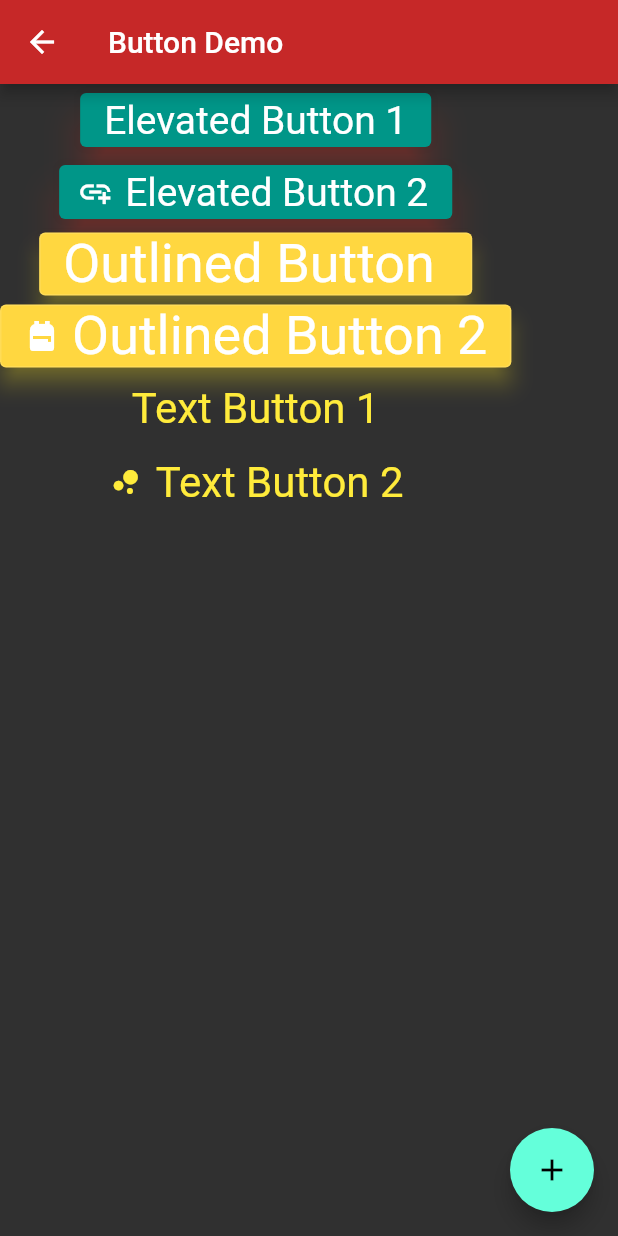
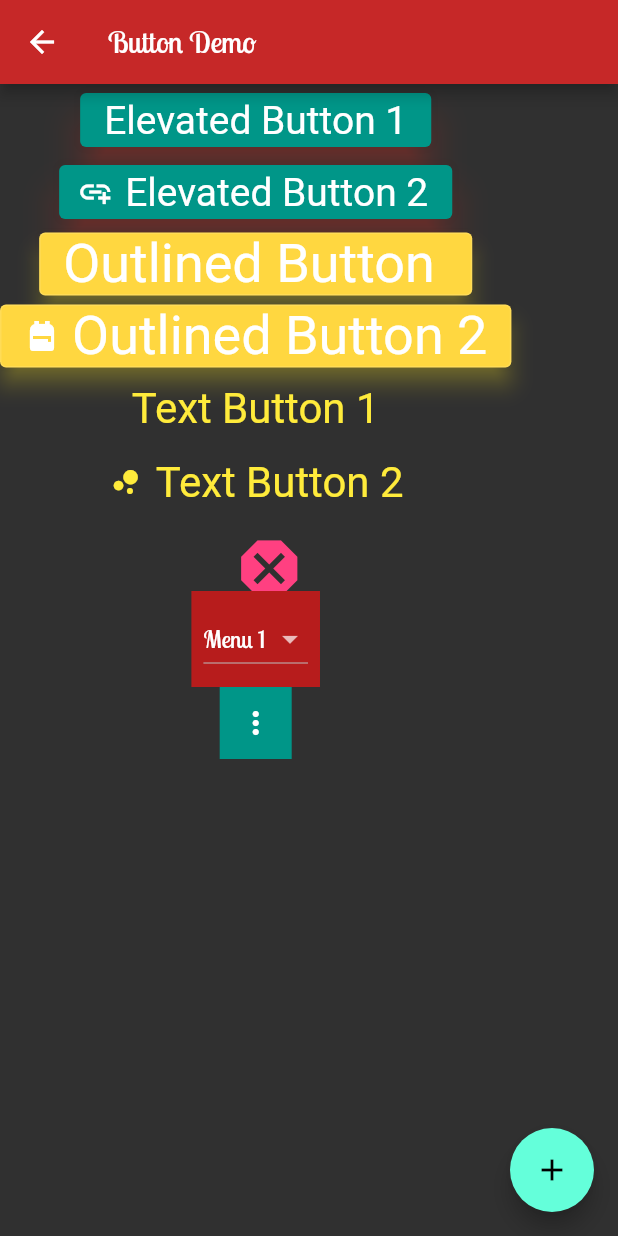
Before and after one commit to davidrgb/MAP-Lesson-1, a Flutter app: the screen it shows after launch, after a tap on "Button Demo", on a phone screen of 412 x 824 dp. Run offline on Flutter 3.47's test engine with Material 2 defaults, Android fonts, the phone set to English and light mode, and no system bars; network calls fail.

Commit message:
Part 2.20

```diff
--- a/lib/main.dart
+++ b/lib/main.dart
@@ -1,7 +1,9 @@
 import 'package:flutter/material.dart';
 import 'package:lesson1/viewscreen/buttondemo_screen.dart';
+import 'package:lesson1/viewscreen/fontdemo_screen.dart';
 import 'package:lesson1/viewscreen/image_screen.dart';
 import 'package:lesson1/viewscreen/materialdesign_screen.dart';
+import 'package:lesson1/viewscreen/rowcol_screen.dart';
 import 'package:lesson1/viewscreen/start_screen.dart';
 
 void main() {
@@ -15,6 +17,7 @@ class Lesson1App extends StatelessWidget {
       debugShowCheckedModeBanner: false,
       theme: ThemeData(
           brightness: Brightness.dark,
+          fontFamily: 'LobsterTwo',
           primaryColor: Colors.red[800],
           textTheme: TextTheme(
             headline1: TextStyle(
@@ -52,11 +55,13 @@ class Lesson1App extends StatelessWidget {
       initialRoute: StartScreen.routeName,
       routes: {
         StartScreen.routeName: (BuildContext context) => StartScreen(),
-        MaterialDesignScreen.routeName: (BuildContext context) =>
+        MaterialDesignScreen.routeName: (context) =>
             MaterialDesignScreen(),
-        ImageScreen.routeName: (BuildContext context) => ImageScreen(),
-        ButtonDemoScreen.routeName: (BuildContext context) =>
+        ImageScreen.routeName: (context) => ImageScreen(),
+        ButtonDemoScreen.routeName: (context) =>
             ButtonDemoScreen(),
+        FontDemoScreen.routeName: (context) => FontDemoScreen(),
+        RowColDemoScreen.routeName: (context) => RowColDemoScreen(),
       },
     );
   }
--- a/lib/viewscreen/buttondemo_screen.dart
+++ b/lib/viewscreen/buttondemo_screen.dart
@@ -1,4 +1,13 @@
 import 'package:flutter/material.dart';
+
+enum _Language {
+  Dart,
+  Java,
+  JavaScript,
+  Cpp,
+  Python,
+  Csharp,
+}
 
 class ButtonDemoScreen extends StatelessWidget {
   static const routeName = '/buttonDemoScreen';
@@ -43,7 +52,53 @@ class ButtonDemoScreen extends StatelessWidget {
             onPressed: () => print('======== Text Button 2'),
             icon: Icon(Icons.bubble_chart),
             label: Text('Text Button 2'),
-          )
+          ),
+          IconButton(
+            onPressed: () => print('======== Icon Button'),
+            icon: Icon(
+              Icons.dangerous,
+              size: 50.0,
+              color: Colors.pinkAccent,
+            ),
+          ),
+          Container(
+            color: Colors.red[900],
+            padding: EdgeInsets.all(8.0),
+            child: DropdownButton<int>(
+              value: 1,
+              onChanged: (int? value) {
+                print('======== drop down menu: $value');
+              },
+              items: [
+                DropdownMenuItem(
+                  value: 0,
+                  child: Text('Menu 0'),
+                ),
+                DropdownMenuItem(
+                  value: 1,
+                  child: Text('Menu 1'),
+                ),
+                DropdownMenuItem(
+                  value: 2,
+                  child: Text('Menu 2'),
+                ),
+              ],
+            ),
+          ),
+          Container(
+            color: Colors.teal,
+            child: PopupMenuButton<_Language>(
+              initialValue: _Language.JavaScript,
+              onSelected: (_Language value) {print('======== selected is $value');},
+              itemBuilder: (context) => [
+                for (var lang in _Language.values)
+                  PopupMenuItem(
+                    value: lang,
+                    child: Text('${lang.toString().split('.')[1]}'),
+                  ),
+              ],
+            ),
+          ),
         ]),
       ),
     );
--- a/lib/viewscreen/start_screen.dart
+++ b/lib/viewscreen/start_screen.dart
@@ -1,7 +1,9 @@
 import 'package:flutter/material.dart';
 import 'package:lesson1/viewscreen/buttondemo_screen.dart';
+import 'package:lesson1/viewscreen/fontdemo_screen.dart';
 import 'package:lesson1/viewscreen/image_screen.dart';
 import 'package:lesson1/viewscreen/materialdesign_screen.dart';
+import 'package:lesson1/viewscreen/rowcol_screen.dart';
 
 class StartScreen extends StatelessWidget {
   static const routeName = '/startScreen';
@@ -119,6 +121,20 @@ class StartScreen extends StatelessWidget {
               style: Theme.of(context).textTheme.button,
             ),
           ),
+          ElevatedButton(
+            onPressed: () => Navigator.pushNamed(context, FontDemoScreen.routeName),
+            child: Text(
+              'Font Demo',
+              style: Theme.of(context).textTheme.button,
+            ),
+          ),
+          ElevatedButton(
+            onPressed: () => Navigator.pushNamed(context, RowColDemoScreen.routeName),
+            child: Text(
+              'Row/Col Demo',
+              style: Theme.of(context).textTheme.button,
+            ),
+          ),
         ],
       ),
       floatingActionButton: FloatingActionButton(
```
Also changed, not shown: lib/viewscreen/fontdemo_screen.dart (added, +38 -0 lines), lib/viewscreen/rowcol_screen.dart (added, +103 -0 lines), pubspec.yaml (+8 -6 lines), fonts/LobsterTwo-Bold.ttf (added), fonts/LobsterTwo-Italic.ttf (added), fonts/LobsterTwo-Regular.ttf (added).
